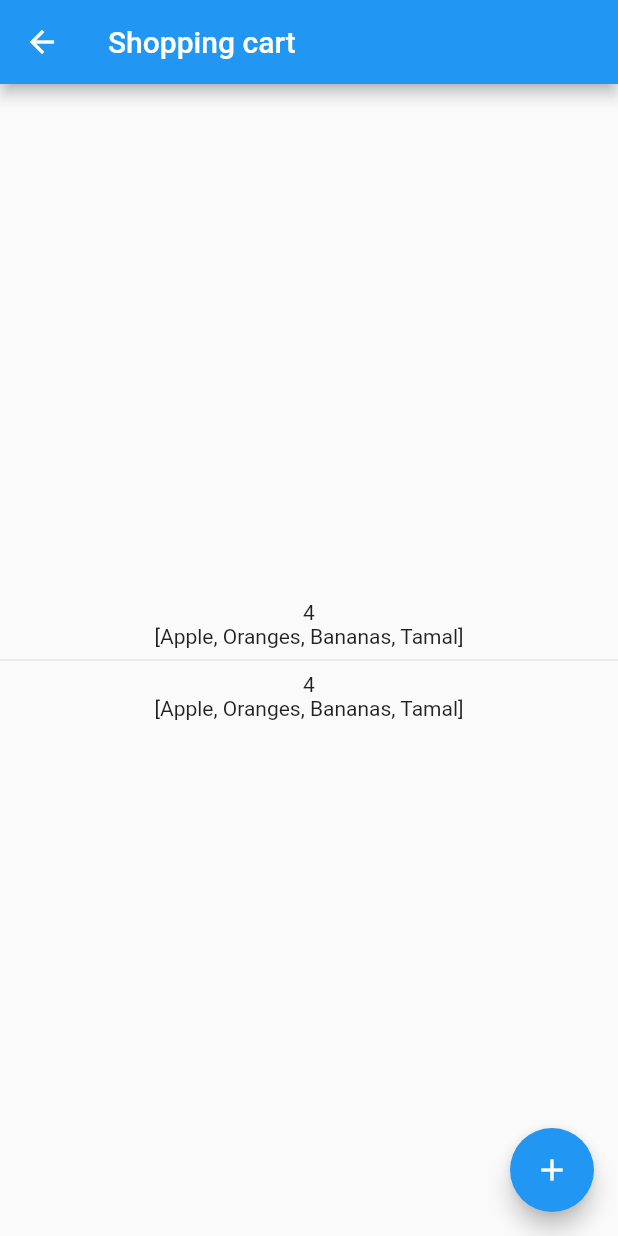
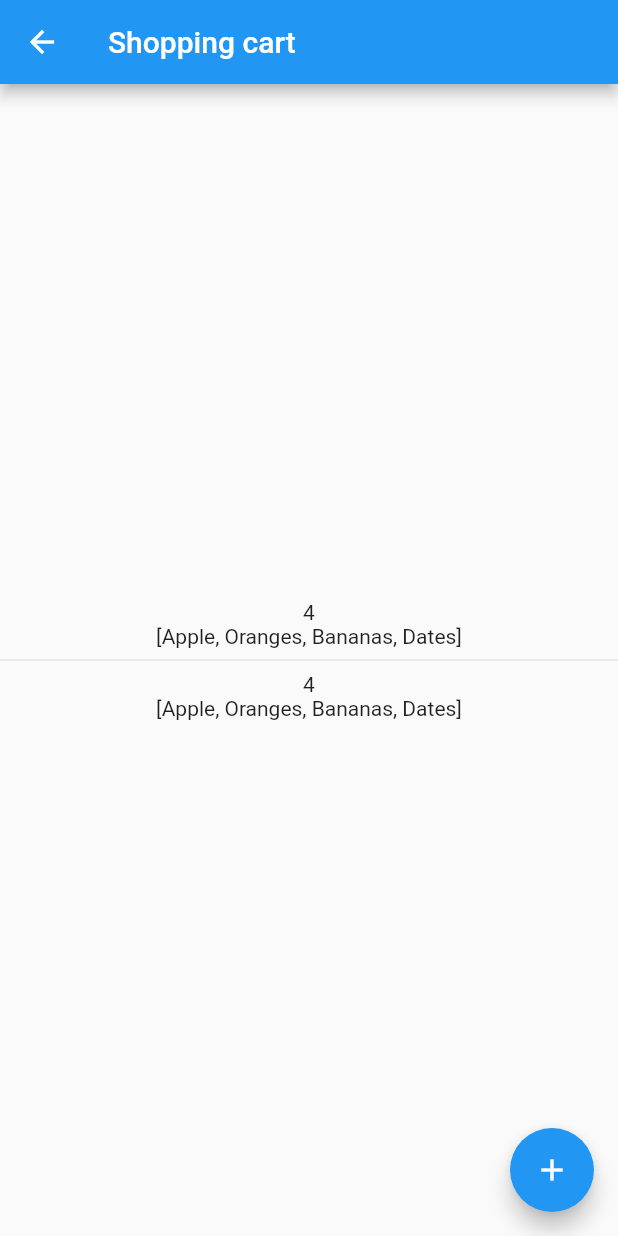
Before and after one commit to stephensaid/provider_example, a Flutter app: the SecondPage screen opened by its route, after a tap on the "add" icon, on a phone screen of 412 x 824 dp. Run offline on Flutter 3.47's test engine with Material 2 defaults, Android fonts, the phone set to English and light mode, and no system bars.

Commit message:
Language correction

```diff
--- a/lib/screens/second_screen.dart
+++ b/lib/screens/second_screen.dart
@@ -11,7 +11,7 @@ class SecondPage extends StatelessWidget {
 
     return Scaffold(
         floatingActionButton: FloatingActionButton(
-            onPressed: () => context.read<ShoppingCart>().addItem("Tamal"),
+            onPressed: () => context.read<ShoppingCart>().addItem("Dates"),
             child: const Icon(Icons.add)),
         appBar: AppBar(
           title: const Text('Shopping cart'),
```
